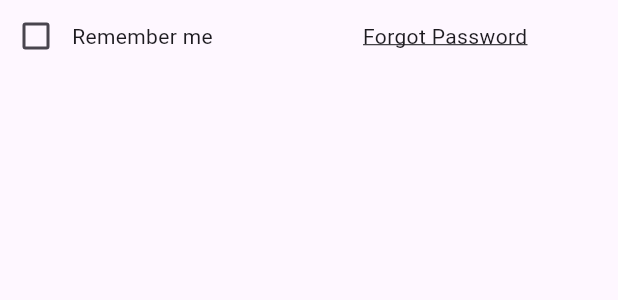
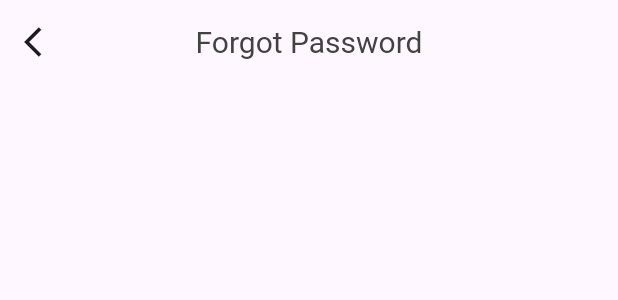
Before and after one commit to Tosin8/ktea, a Flutter app: what checkBox() shows on an empty page, opened directly, after a tap on "Forgot Password", on a phone screen of 412 x 824 dp. Shown: the top 300 px of the screen. Run offline on Flutter 3.47's test engine with Material 3 defaults, Android fonts, the phone set to English and light mode, and no system bars; our stand-ins replace animate_do, cloud_firestore, custom_navigation_bar, firebase_auth, firebase_core, firebase_messaging and 1 more; missing offline and left inert: antdesign_icons; accounts and stored records are empty.

Commit message:
Create forgotpwd body

```diff
--- a/lib/screens/form/forgot_pass/forgot.dart
+++ b/lib/screens/form/forgot_pass/forgot.dart
@@ -0,0 +1,31 @@
+import 'package:flutter/material.dart';
+import 'package:get/get.dart';
+
+import 'forgot_body.dart';
+
+class ForgotPwd extends StatefulWidget {
+  const ForgotPwd({super.key});
+
+  @override
+  State<ForgotPwd> createState() => _ForgotPwdState();
+}
+
+class _ForgotPwdState extends State<ForgotPwd> {
+  @override
+  Widget build(BuildContext context) {
+    return Scaffold(
+
+      appBar: AppBar(
+        automaticallyImplyLeading: false,
+        leading: IconButton(onPressed: (){
+          Get.back();
+        }, icon: const Icon(Icons.arrow_back_ios)),
+        title: Text('Forgot Password',
+        style: TextStyle(color: Colors.grey[800], fontSize: 20),),
+      centerTitle: true,
+      ),
+      body: const ForgotPwdBody(),
+
+    );
+  }
+}
--- a/lib/screens/form/forgot_pass/forgot_body.dart
+++ b/lib/screens/form/forgot_pass/forgot_body.dart
@@ -0,0 +1,15 @@
+import 'package:flutter/material.dart';
+
+class ForgotPwdBody extends StatefulWidget {
+  const ForgotPwdBody({super.key});
+
+  @override
+  State<ForgotPwdBody> createState() => _ForgotPwdBodyState();
+}
+
+class _ForgotPwdBodyState extends State<ForgotPwdBody> {
+  @override
+  Widget build(BuildContext context) {
+    return Container();
+  }
+}
--- a/lib/screens/form/widget.dart
+++ b/lib/screens/form/widget.dart
@@ -1,6 +1,8 @@
 // ignore_for_file: public_member_api_docs, sort_constructors_first
 import 'package:flutter/material.dart';
 import 'package:get/get.dart';
+
+import 'forgot_pass/forgot.dart';
 
 
 
@@ -132,7 +134,7 @@ class checkBox extends StatelessWidget {
          const SizedBox(width: 100),
          Expanded(child: GestureDetector(
            onTap: () {
-
+             Get.to(const ForgotPwd());
            },
            child: const Text('Forgot Password',
            style: TextStyle(
```
